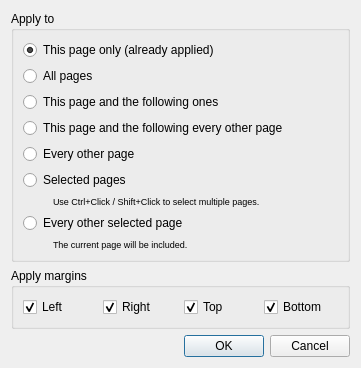
Qt form src/core/filters/page_layout/ApplyMarginsDialog.ui (karnigen/scantailor-advanced) before a commit.
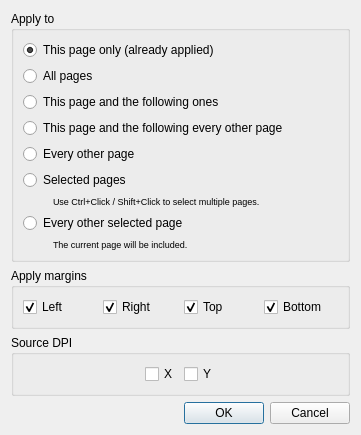
The same form after that commit.

Commit message: Apply source DPI through page settings

Patch:
```diff
--- a/src/core/filters/page_layout/ApplyMarginsDialog.ui
+++ b/src/core/filters/page_layout/ApplyMarginsDialog.ui
@@ -10,7 +10,7 @@
     <x>0</x>
     <y>0</y>
     <width>361</width>
-    <height>350</height>
+    <height>400</height>
    </rect>
   </property>
   <layout class="QVBoxLayout" name="verticalLayout_5">
@@ -221,6 +221,73 @@
      </layout>
     </widget>
    </item>
+   <item>
+    <widget class="QGroupBox" name="sourceDpiToApplyGroup">
+     <property name="title">
+      <string>Source DPI</string>
+     </property>
+     <layout class="QHBoxLayout" name="sourceDpiToApplyLayout">
+      <item>
+       <spacer name="sourceDpiLeftSpacer">
+        <property name="orientation">
+         <enum>Qt::Horizontal</enum>
+        </property>
+        <property name="sizeType">
+         <enum>QSizePolicy::Expanding</enum>
+        </property>
+        <property name="sizeHint" stdset="0">
+         <size>
+          <width>0</width>
+          <height>0</height>
+         </size>
+        </property>
+       </spacer>
+      </item>
+      <item>
+       <widget class="QCheckBox" name="applyDpiXCB">
+        <property name="text">
+         <string>X</string>
+        </property>
+        <property name="checked">
+         <bool>false</bool>
+        </property>
+        <property name="toolTip">
+         <string>Copy this page&apos;s horizontal source DPI to the target pages.</string>
+        </property>
+       </widget>
+      </item>
+      <item>
+       <widget class="QCheckBox" name="applyDpiYCB">
+        <property name="text">
+         <string>Y</string>
+        </property>
+        <property name="checked">
+         <bool>false</bool>
+        </property>
+        <property name="toolTip">
+         <string>Copy this page&apos;s vertical source DPI to the target pages.</string>
+        </property>
+       </widget>
+      </item>
+      <item>
+       <spacer name="sourceDpiRightSpacer">
+        <property name="orientation">
+         <enum>Qt::Horizontal</enum>
+        </property>
+        <property name="sizeType">
+         <enum>QSizePolicy::Expanding</enum>
+        </property>
+        <property name="sizeHint" stdset="0">
+         <size>
+          <width>0</width>
+          <height>0</height>
+         </size>
+        </property>
+       </spacer>
+      </item>
+     </layout>
+    </widget>
+   </item>
    <item>
     <spacer name="verticalSpacer">
      <property name="orientation">
```
The commit also changes 17 other files.
